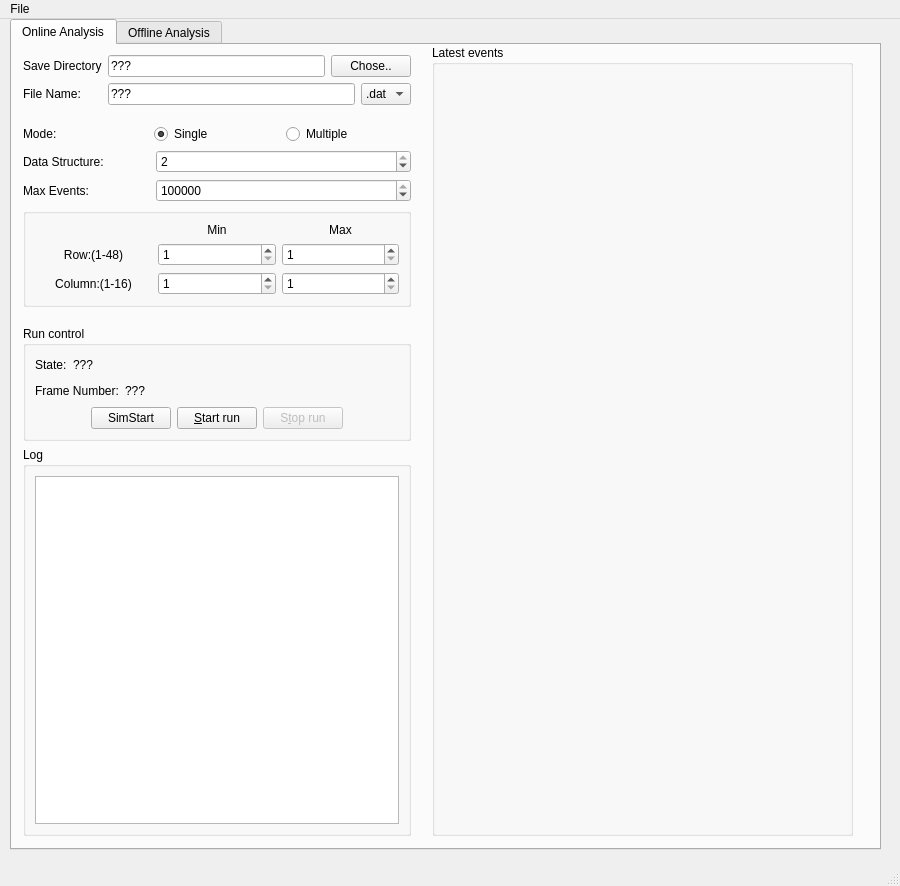
Above: software/gui/form/mainwindow.ui from cepc/kc705 before the change. Below: the same form after it.
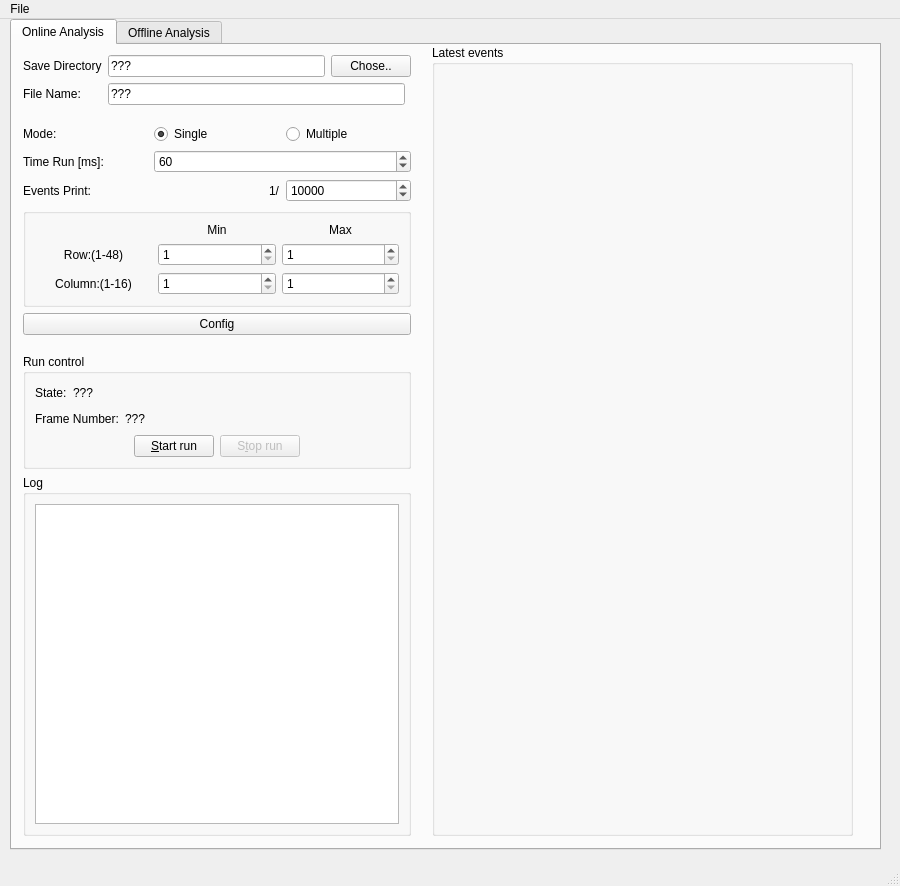
That is the form after the change. The open tabs and pages were chosen to show the change. Icons and pictures are not drawn.

Commit message: enable start run in GUI

```diff
--- a/software/gui/form/mainwindow.ui
+++ b/software/gui/form/mainwindow.ui
@@ -67,15 +67,6 @@
            </property>
           </widget>
          </item>
-         <item row="3" column="2">
-          <widget class="QComboBox" name="ComboBox_Data_Type">
-           <item>
-            <property name="text">
-             <string>.dat</string>
-            </property>
-           </item>
-          </widget>
-         </item>
          <item row="0" column="1" colspan="2">
           <layout class="QHBoxLayout" name="horizontalLayout_8">
            <item>
@@ -148,17 +139,17 @@
        </item>
        <item>
         <layout class="QGridLayout" name="gridLayout_3">
-         <item row="0" column="0">
-          <widget class="QLabel" name="label_13">
+         <item row="2" column="0">
+          <widget class="QLabel" name="label_22">
            <property name="text">
-            <string>Data Structure:</string>
+            <string>Events Print:</string>
            </property>
           </widget>
          </item>
-         <item row="1" column="0">
+         <item row="0" column="0">
           <widget class="QLabel" name="label_14">
            <property name="text">
-            <string>Max Events:</string>
+            <string>Time Run [ms]:</string>
            </property>
           </widget>
          </item>
@@ -168,15 +159,18 @@
             <number>1</number>
            </property>
            <property name="maximum">
-            <number>2</number>
+            <number>999999999</number>
            </property>
            <property name="value">
-            <number>2</number>
+            <number>60</number>
            </property>
+           <property name="displayIntegerBase">
+            <number>10</number>
+           </property>
           </widget>
          </item>
-         <item row="1" column="1" colspan="2">
-          <widget class="QSpinBox" name="SpinBox_Online_MaxEvents">
+         <item row="2" column="2">
+          <widget class="QSpinBox" name="SpinBox_Online_evPrint">
            <property name="minimum">
             <number>1</number>
            </property>
@@ -184,7 +178,17 @@
             <number>999999999</number>
            </property>
            <property name="value">
-            <number>100000</number>
+            <number>10000</number>
+           </property>
+           <property name="displayIntegerBase">
+            <number>10</number>
+           </property>
+          </widget>
+         </item>
+         <item row="2" column="1" alignment="Qt::AlignRight">
+          <widget class="QLabel" name="label_ev">
+           <property name="text">
+            <string>1/</string>
            </property>
           </widget>
          </item>
@@ -283,6 +287,13 @@
          </layout>
         </widget>
        </item>
+       <item>
+        <widget class="QPushButton" name="Btn_Online_Config">
+         <property name="text">
+          <string>Config</string>
+         </property>
+        </widget>
+       </item>
        <item>
         <spacer name="verticalSpacer_4">
          <property name="orientation">
@@ -382,13 +393,6 @@
               </property>
              </spacer>
             </item>
-            <item>
-             <widget class="QPushButton" name="Btn_Online_SimStart">
-              <property name="text">
-               <string>SimStart</string>
-              </property>
-             </widget>
-            </item>
             <item>
              <widget class="QPushButton" name="Btn_Online_StartRun">
               <property name="text">
```
Left out of the diff: 4 changed lines with no effect on the pictures. The commit also changes 6 other files.
